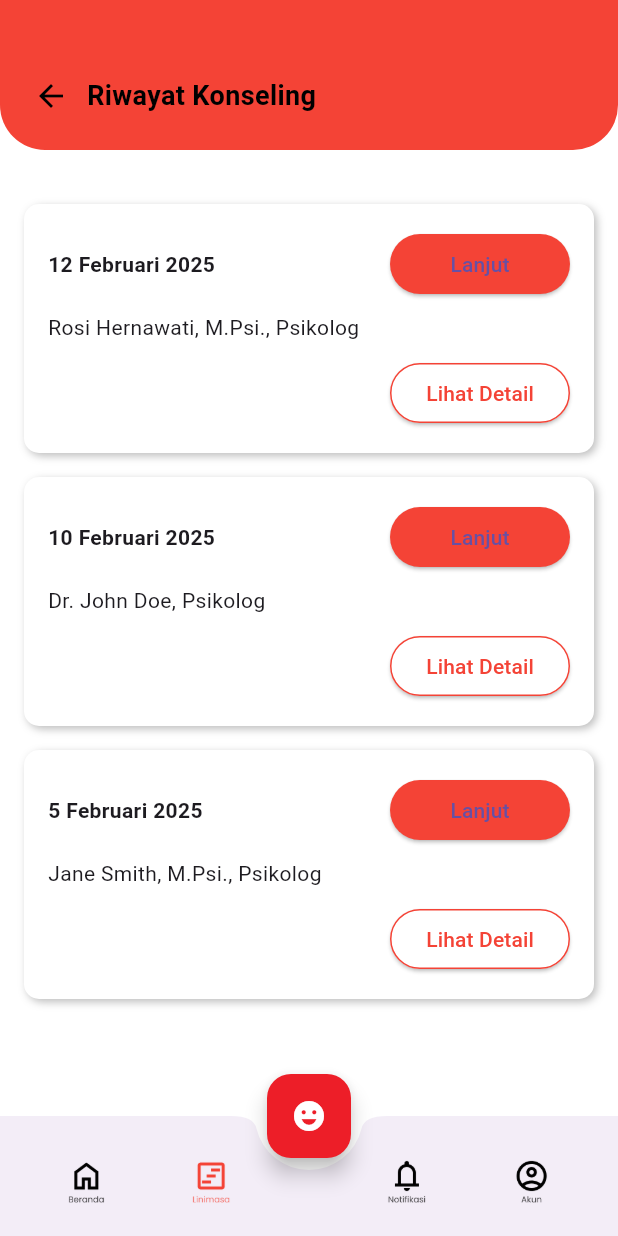
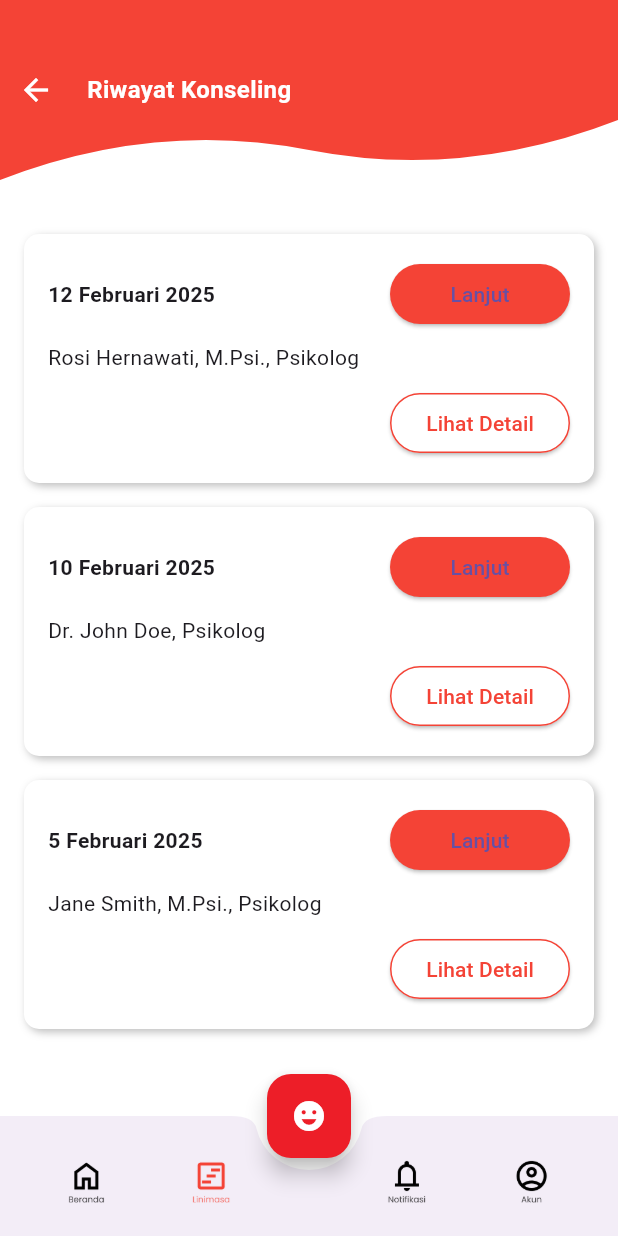
Before and after one commit to unnaac/apbyey, a Flutter app: the RiwayatKonselingPage screen opened directly, on a phone screen of 412 x 824 dp. Run offline on Flutter 3.47's test engine with Material 3 defaults, Android fonts, the light colour scheme and no system bars; our stand-ins replace calendar_date_picker2, flutter_time_picker_spinner; missing offline and left inert: telu.

Commit message:
Update riwayatKsl.dart

```diff
--- a/lib/riwayatKsl.dart
+++ b/lib/riwayatKsl.dart
@@ -1,6 +1,7 @@
 import 'package:flutter/material.dart';
 import 'navbar.dart';
 import 'detailKsl.dart';
+import 'clipper.dart';
 
 class RiwayatKonselingPage extends StatelessWidget {
   const RiwayatKonselingPage({Key? key}) : super(key: key);
@@ -11,40 +12,31 @@ class RiwayatKonselingPage extends StatelessWidget {
       backgroundColor: Colors.white,
       body: Column(
         children: [
-          // Header Merah
-          Stack(
-            children: [
-              Container(
-                height: 100,
-                decoration: const BoxDecoration(
+          ClipPath(
+            clipper: MyClipper(),
+            child: Container(
               color: Colors.red,
-                  borderRadius: BorderRadius.only(
-                    bottomLeft: Radius.circular(30),
-                    bottomRight: Radius.circular(30),
-                  ),
-                ),
-              ),
-              Positioned(
-                top: 40,
-                left: 10,
+              height: 120,
               child: Row(
                 children: [
                   IconButton(
-                      icon: const Icon(Icons.arrow_back, color: Colors.black),
-                      onPressed: () => Navigator.pop(context),
+                    icon: Icon(Icons.arrow_back, color: Colors.white),
+                    onPressed: () {
+                      Navigator.pop(context);
+                    },
                   ),
-                    const Text(
+                  SizedBox(width: 10),
+                  Text(
                     "Riwayat Konseling",
                     style: TextStyle(
-                        color: Colors.black,
-                        fontSize: 18,
+                      color: Colors.white,
+                      fontSize: 16,
                       fontWeight: FontWeight.bold,
                     ),
                   ),
                 ],
               ),
             ),
-            ],
           ),
           const SizedBox(height: 20),
           Expanded(
```
Lines whose indentation alone changed are shown as unchanged.
